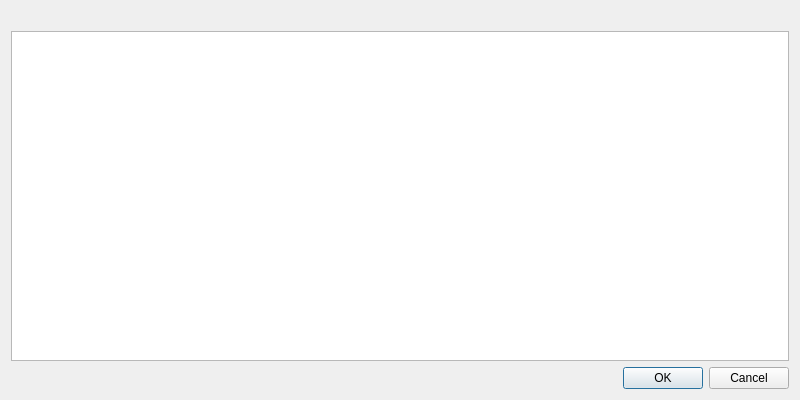
Kicer86/photobroom, file tools/internal_crash_catcher/crash_dialog/ui/crash_dialog.ui: the form before one commit.
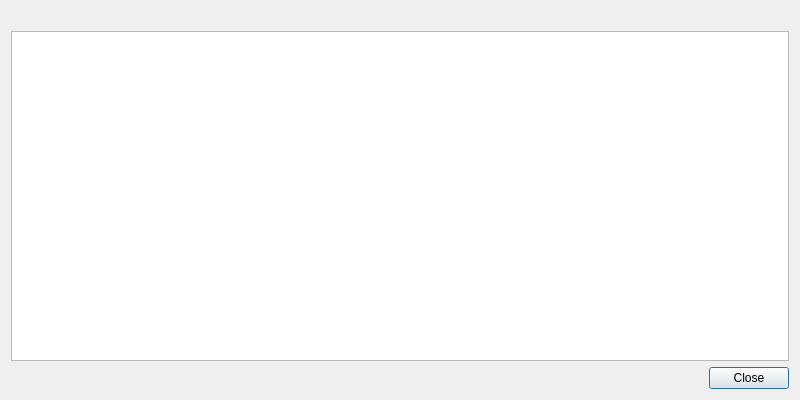
The form after the commit.

Commit message: internal_crash_catcher: dialog: exprimenting with buttons

What changed in the file:
```diff
--- a/tools/internal_crash_catcher/crash_dialog/ui/crash_dialog.ui
+++ b/tools/internal_crash_catcher/crash_dialog/ui/crash_dialog.ui
@@ -34,7 +34,7 @@
    <item>
     <widget class="QDialogButtonBox" name="buttonBox">
      <property name="standardButtons">
-      <set>QDialogButtonBox::Cancel|QDialogButtonBox::Ok</set>
+      <set>QDialogButtonBox::Close</set>
      </property>
     </widget>
    </item>
```
The commit also changes 1 other file.
